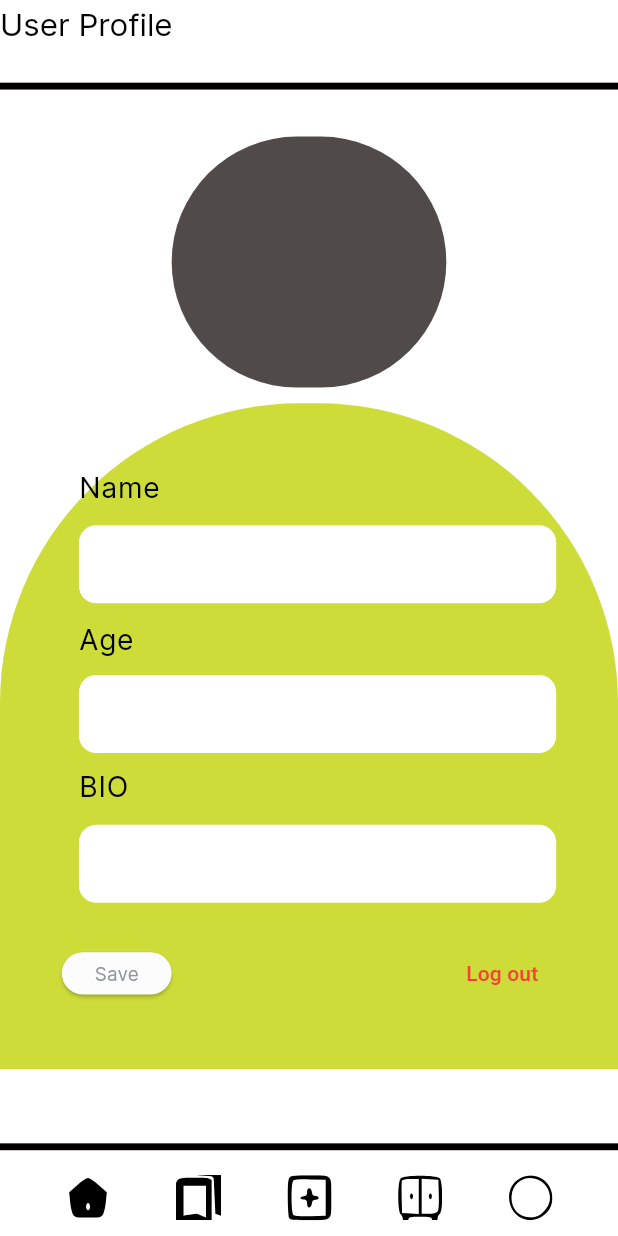
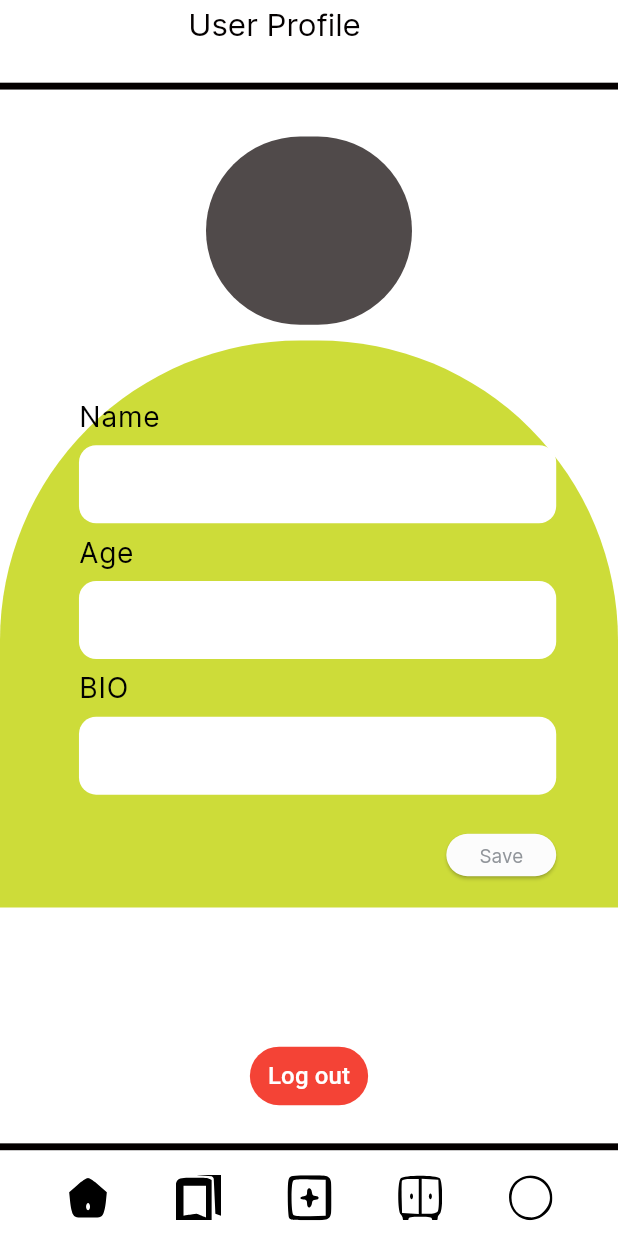
Before and after one commit to DilshanZarook/DressMeDaily, a Flutter app: the User_profile screen opened by its route, on a phone screen of 412 x 824 dp. Run offline on Flutter 3.47's test engine with Material 3 defaults, Android fonts, the phone set to English and light mode, and no system bars; our stand-ins replace cached_network_image, carousel_slider, firebase_core, firebase_storage, flutter_svg, image_picker and 2 more; accounts and stored records are empty; statements that could not run were skipped; project files that could hold a hidden picture were left out.

Commit message:
Update USER_PROFILE.dart code with a LOGOUT button

```diff
--- a/lib/presentation/User_profile/user_profile.dart
+++ b/lib/presentation/User_profile/user_profile.dart
@@ -110,14 +110,16 @@ class _User_profileState extends State<User_profile> with SingleTickerProviderSt
   @override
   Widget build(BuildContext context) {
     isKeyboardVisible = MediaQuery.of(context).viewInsets.bottom != 0;
-
     return Scaffold(
       key: _scaffoldKey,
       resizeToAvoidBottomInset: true, // This is important
       appBar: _buildAppBar(context),
       body: SizedBox(
-        height: 700.v, // Adjust height as needed
+        height: 750.v, // Adjust height as needed
         width: double.maxFinite,
+        child: Column(
+          children: [
+            Expanded(
               child: Stack(
                 alignment: Alignment.topCenter,
                 children: [
@@ -125,7 +127,7 @@ class _User_profileState extends State<User_profile> with SingleTickerProviderSt
                     position: _slideAnimation!,
                     child: Container(
                       margin: EdgeInsets.only(
-                  top: isKeyboardVisible ? 0 : 200.v, // Adjust top margin when keyboard is visible
+                        top: isKeyboardVisible ? 0 : 160.v, // Adjust top margin when keyboard is visible
                         left: 0.h,
                       ),
                       padding: EdgeInsets.symmetric(
@@ -143,17 +145,21 @@ class _User_profileState extends State<User_profile> with SingleTickerProviderSt
                     ),
                   ),
                   Positioned(
-              top: isKeyboardVisible ? -200.v : 30.v, // Push the profile image up when keyboard is visible
-              right: MediaQuery.of(context).size.width / 2 - 80.h,
+                    top: isKeyboardVisible ? -120.v : 30.v, // Adjust this value as needed
                     child: Container(
-                height: 160.v,
-                width: 160.h,
+                      height: 120.v,
+                      width: 120.h,
                       decoration: BoxDecoration(
                         color: appTheme.gray800,
-                  borderRadius: BorderRadius.circular(90.h),
+                        borderRadius: BorderRadius.circular(60.h), // Adjust radius as needed
                       ),
                     ),
                   ),
+                ],
+              ),
+            ),
+            _buildLogout(context),
+            SizedBox(height: isKeyboardOpen ? 5.5.v : 20.v), // Ensure this is outside the Stack
           ],
         ),
       ),
@@ -161,23 +167,22 @@ class _User_profileState extends State<User_profile> with SingleTickerProviderSt
     );
   }
 
+
   Widget _buildUserProfileForm(BuildContext context) {
     return Column(
       mainAxisSize: MainAxisSize.min,
       crossAxisAlignment: CrossAxisAlignment.start,
       children: [
-        SizedBox(height: 20.v),
-        Row(
-          mainAxisAlignment: MainAxisAlignment.center,
-          children: isKeyboardVisible ? [
-            GestureDetector(
+        if (isKeyboardVisible) // Display the close button only when keyboard is visible
+          Center(
+            child: GestureDetector(
               onTap: () {
                 // Dismiss the keyboard if it is open
                 FocusScope.of(context).unfocus();
               },
               child: Container(
-                height: 20.adaptSize,
-                width: 20.adaptSize,
+                height: 35.adaptSize,
+                width: 35.adaptSize,
                 decoration: BoxDecoration(
                   image: DecorationImage(
                     image: AssetImage(ImageConstant.imgClose), // Path to your image
@@ -186,23 +191,22 @@ class _User_profileState extends State<User_profile> with SingleTickerProviderSt
                 ),
               ),
             ),
-          ] : [],
           ),
-        SizedBox(height: 20.v),
+        SizedBox(height: isKeyboardVisible ? 10.v : 35.v),
         _buildLabel(context, "Name"),
-        SizedBox(height: 11.v),
+        SizedBox(height: 5.v),
         _buildName(context),
-        SizedBox(height: 10.v),
+        SizedBox(height: 5.v),
         _buildLabel(context, "Age"),
-        SizedBox(height: 9.v),
+        SizedBox(height: 5.v),
         _buildAge(context),
-        SizedBox(height: 8.v),
+        SizedBox(height: 5.v),
         _buildLabel(context, "BIO"),
-        SizedBox(height: 11.v),
+        SizedBox(height: 5.v),
         _buildBio(context),
-        SizedBox(height: 22.v),
+        SizedBox(height: 25.v),
         _buildSave(context),
-        SizedBox(height: isKeyboardOpen ? 30.5.v : 38.v),
+        SizedBox(height: isKeyboardOpen ? 14.5.v : 20.v),
       ],
     );
   }
@@ -241,7 +245,7 @@ class _User_profileState extends State<User_profile> with SingleTickerProviderSt
             // ),
             // centerTitle: true,
             title: Padding(
-              padding: EdgeInsets.only(bottom: 25.v), // Add padding above the title
+              padding: EdgeInsets.only(bottom: 25.v,left: 120.v), // Add padding above the title
               child: AppbarTitle(text: "User Profile"),
             ),
           ),
@@ -292,29 +296,26 @@ class _User_profileState extends State<User_profile> with SingleTickerProviderSt
     );
   }
 
-  /// Section Widget
-  // Widget _buildSave(BuildContext context) {
-  //   return CustomElevatedButton(
-  //     width: 64.h,
-  //     text: "Save",
-  //     alignment: Alignment.centerRight,
-  //   );
-  // }
-
-
   Widget _buildSave(BuildContext context) {
     return Row(
-    mainAxisAlignment: MainAxisAlignment.spaceBetween,
+      mainAxisAlignment: MainAxisAlignment.end,
       children: [
         CustomElevatedButton(
           width: 64.h,
           text: "Save",
           alignment: Alignment.centerRight,
         ),
+      ],
+    );
+  }
+
+  Widget _buildLogout(BuildContext context) {
+    return Row(
+      mainAxisAlignment: MainAxisAlignment.center,
+      children: [
         TextButton(
           onPressed: () {
             // Implement logout functionality here
-          // This example shows a simple alert dialog
             showDialog(
               context: context,
               builder: (BuildContext context) {
@@ -323,9 +324,7 @@ class _User_profileState extends State<User_profile> with SingleTickerProviderSt
                   content: Text('Are you sure you want to log out?'),
                   actions: <Widget>[
                     TextButton(
-                    onPressed: () {
-                      Navigator.of(context).pop();
-                    },
+                      onPressed: () => Navigator.of(context).pop(),
                       child: Text(
                         'Cancel',
                         style: TextStyle(color: Colors.black),
@@ -335,7 +334,7 @@ class _User_profileState extends State<User_profile> with SingleTickerProviderSt
                       onPressed: () {
                         // Perform logout actions (e.g., clear user data, navigate to login screen)
                         Navigator.of(context).pop();
-                      Navigator.pushReplacementNamed(context, AppRoutes.starting_page); // Replace '/login' with your actual login route name
+                        Navigator.pushReplacementNamed(context, '/login'); // Replace '/login' with your actual login route name
                       },
                       child: Text(
                         'Log out',
@@ -347,9 +346,19 @@ class _User_profileState extends State<User_profile> with SingleTickerProviderSt
               },
             );
           },
+          child: Container(
+            padding: EdgeInsets.symmetric(horizontal: 12.0, vertical: 8.0),
+            decoration: BoxDecoration(
+              color: Colors.red,
+              borderRadius: BorderRadius.circular(30),
+            ),
             child: Text(
-          "Log out",
-          style: TextStyle(color: Colors.red),
+              'Log out',
+              style: TextStyle(
+                color: Colors.white,
+                fontSize: 16.0,
+              ),
+            ),
           ),
         ),
       ],
```
Lines whose indentation alone changed are shown as unchanged.
